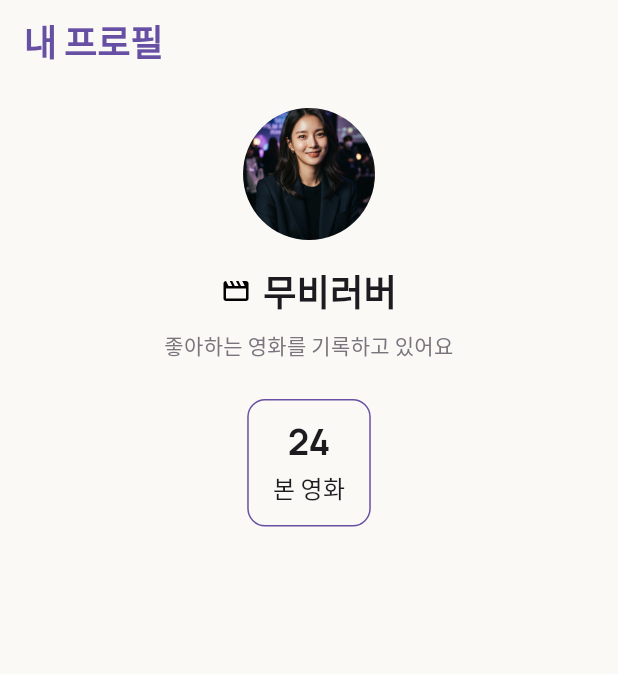
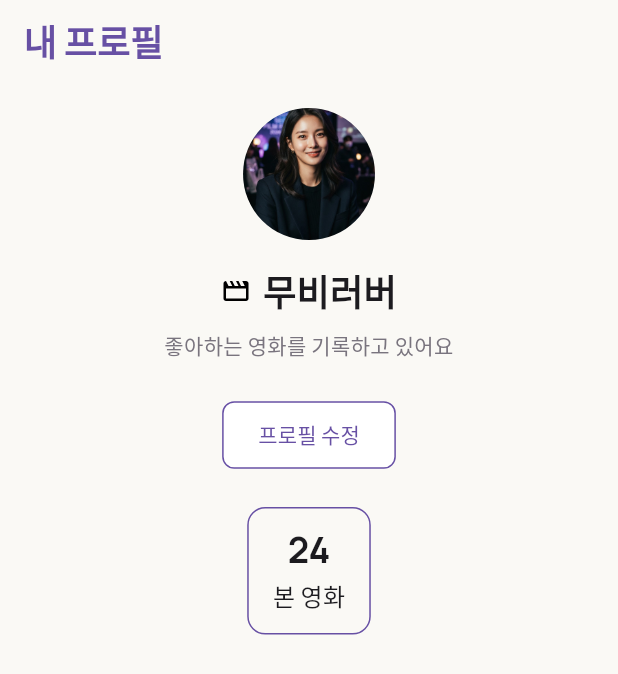
Before and after one commit to SSUMC-11th-organization/PE_Mobile_B, a Flutter app: the screen it shows after launch, on a phone screen of 412 x 824 dp. Shown: the top 674 px of the screen. Run offline on Flutter 3.47's test engine with Material 3 defaults, Android fonts, the light colour scheme and no system bars; our stand-ins replace flutter_svg.

Commit message:
[week1/mission] EditProfileButton 추가

```diff
--- a/jay/lib/screens/profile_screen.dart
+++ b/jay/lib/screens/profile_screen.dart
@@ -1,5 +1,6 @@
 import 'package:flutter/material.dart';
 import 'package:jay/widgets/common_app_bar.dart';
+import 'package:jay/widgets/edit_profile_button.dart';
 import 'package:jay/widgets/stat_item.dart';
 
 import '../widgets/profile_header.dart';
@@ -20,6 +21,8 @@ class ProfileScreen extends StatelessWidget {
               children: [
                 ProfileHeader(),
                 SizedBox(height: 24),
+                EditProfileButton(),
+                SizedBox(height: 24),
                 StatItem(label: '본 영화', value: '24'),
               ],
             ),
--- /dev/null
+++ b/jay/lib/widgets/edit_profile_button.dart
@@ -0,0 +1,24 @@
+import 'package:flutter/material.dart';
+
+import '../theme/app_colors.dart';
+
+class EditProfileButton extends StatelessWidget {
+  const EditProfileButton({super.key});
+
+  @override
+  Widget build(BuildContext context) {
+    // TODO: implement build
+    return ElevatedButton(
+      onPressed: () {},
+      style: ElevatedButton.styleFrom(
+        backgroundColor: AppColors.white,
+        foregroundColor: AppColors.violet,
+        elevation: 0,
+        side: const BorderSide(color: AppColors.violet),
+        padding: const EdgeInsets.symmetric(horizontal: 24, vertical: 12),
+        shape: RoundedRectangleBorder(borderRadius: BorderRadius.circular(8)),
+      ),
+      child: const Text('프로필 수정'),
+    );
+  }
+}
```
